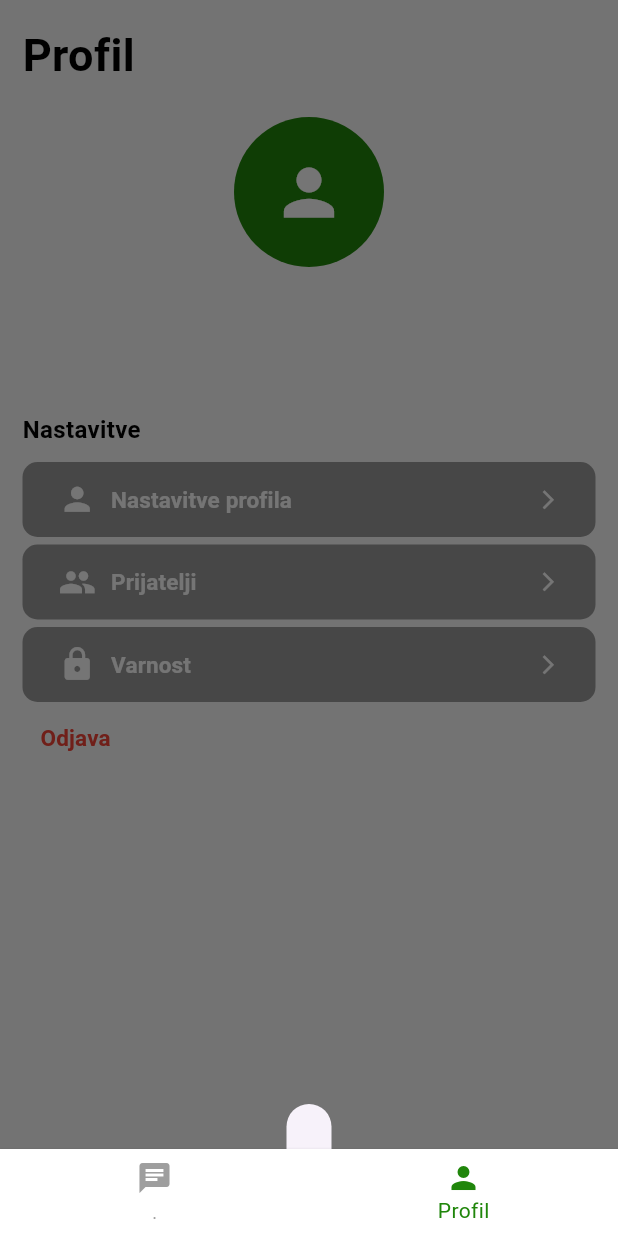
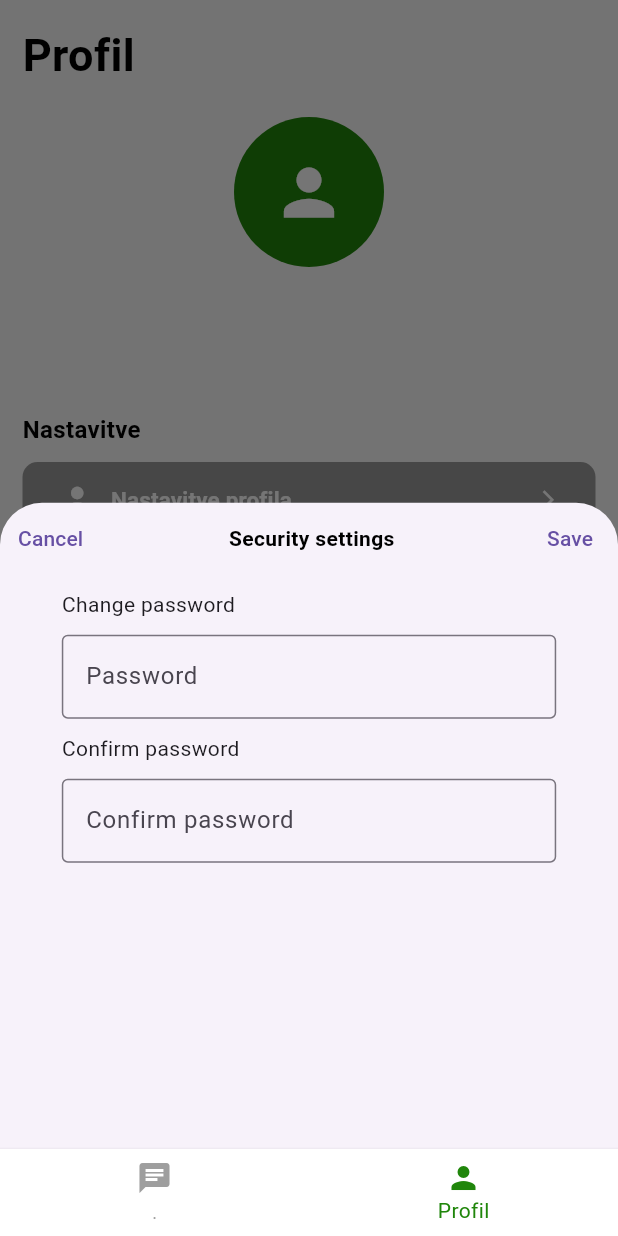
Before and after one commit to zigapovhe/dash, a Flutter app: the ProfileScreen screen opened by its route, after a tap on "Varnost", on a phone screen of 412 x 824 dp. Run offline on Flutter 3.47's test engine with Material 2 defaults, Android fonts, the phone set to English and light mode, and no system bars; our stand-ins replace cloud_firestore, firebase_auth, firebase_core, firebase_database, flutter_riverpod, freezed_annotation and 4 more; missing offline and left inert: swipeable_tile; accounts and stored records are empty; generated files the repository leaves out were written again.

Commit message:
added password and confirm password to modal

```diff
--- a/lib/screens/mainScreens/profileScreen/modals/securitySettingsModal.dart
+++ b/lib/screens/mainScreens/profileScreen/modals/securitySettingsModal.dart
@@ -1,10 +1,85 @@
+import 'package:dash/helpers/colors.dart';
+import 'package:dash/screens/mainScreens/profileScreen/modals/accountSettingsModal.dart';
+import 'package:dash/screens/mainScreens/profileScreen/modals/profileSettingsModal.dart';
+import 'package:dash/screens/mainScreens/profileScreen/modals/securitySettingsModal.dart';
+import 'package:dash/screens/widgets/settingsButton.dart';
+import 'package:dash/state/firebaseState/firebaseState.dart';
 import 'package:flutter/material.dart';
+import 'package:flutter_riverpod/flutter_riverpod.dart';
 
-class SecuritySettingsModal extends StatelessWidget {
+class SecuritySettingsModal extends ConsumerWidget {
   const SecuritySettingsModal({Key? key}) : super(key: key);
 
   @override
-  Widget build(BuildContext context) {
-    return const Text('SecuritySettingsModal');
+  Widget build(BuildContext context, WidgetRef ref) {
+    final screenWidth = MediaQuery.of(context).size.width;
+    final passwordController = TextEditingController();
+    final confirmPasswordController = TextEditingController();
+    //Bottom modal sheet appbar with cancel, title and save button
+    return Column(
+      children: [
+        //AppBar
+        Row(
+          mainAxisAlignment: MainAxisAlignment.spaceBetween,
+          children: [
+            TextButton(
+                onPressed: () {
+                  // context.pop()
+                },
+                child: const Text('Cancel')),
+            const Text(
+              'Security settings',
+              style: TextStyle(
+                color: Colors.black,
+                fontWeight: FontWeight.bold,
+              ),
+            ),
+            TextButton(onPressed: () async {}, child: const Text('Save')),
+          ],
+        ),
+
+        //Body
+        Column(
+          crossAxisAlignment: CrossAxisAlignment.start,
+          mainAxisAlignment: MainAxisAlignment.start,
+          children: [
+            const SizedBox(height: 10),
+            const Text("Change password"),
+            const SizedBox(height: 10),
+            //Field for name
+            SizedBox(
+              width: screenWidth * 0.8,
+              child: TextField(
+                controller: passwordController,
+                obscureText: true,
+                decoration: const InputDecoration(
+                  border: OutlineInputBorder(),
+                  labelText: 'Password',
+                  hintText: 'Enter your Password',
+                  hintStyle: TextStyle(color: Colors.grey, fontSize: 15),
+                ),
+              ),
+            ),
+            const SizedBox(height: 10),
+            const Text("Confirm password"),
+            const SizedBox(height: 10),
+            //Field for name
+            SizedBox(
+              width: screenWidth * 0.8,
+              child: TextField(
+                controller: confirmPasswordController,
+                obscureText: true,
+                decoration: const InputDecoration(
+                  border: OutlineInputBorder(),
+                  labelText: 'Confirm password',
+                  hintText: 'Confirm your Password',
+                  hintStyle: TextStyle(color: Colors.grey, fontSize: 15),
+                ),
+              ),
+            ),
+          ],
+        )
+      ],
+    );
   }
 }
--- a/lib/screens/mainScreens/profileScreen/profileScreen.dart
+++ b/lib/screens/mainScreens/profileScreen/profileScreen.dart
@@ -1,6 +1,7 @@
 import 'package:dash/helpers/colors.dart';
 import 'package:dash/screens/mainScreens/profileScreen/modals/accountSettingsModal.dart';
 import 'package:dash/screens/mainScreens/profileScreen/modals/profileSettingsModal.dart';
+import 'package:dash/screens/mainScreens/profileScreen/modals/securitySettingsModal.dart';
 import 'package:dash/screens/widgets/settingsButton.dart';
 import 'package:dash/state/firebaseState/firebaseState.dart';
 import 'package:flutter/material.dart';
@@ -76,7 +77,7 @@ class ProfileScreen extends ConsumerWidget {
                     onTap: (){
                       showModalBottomSheet(
                           context: context,
-                          builder: (context) => const AccountSettingsModal()
+                          builder: (context) => const SecuritySettingsModal()
                       );
                     }
                 ),
```
